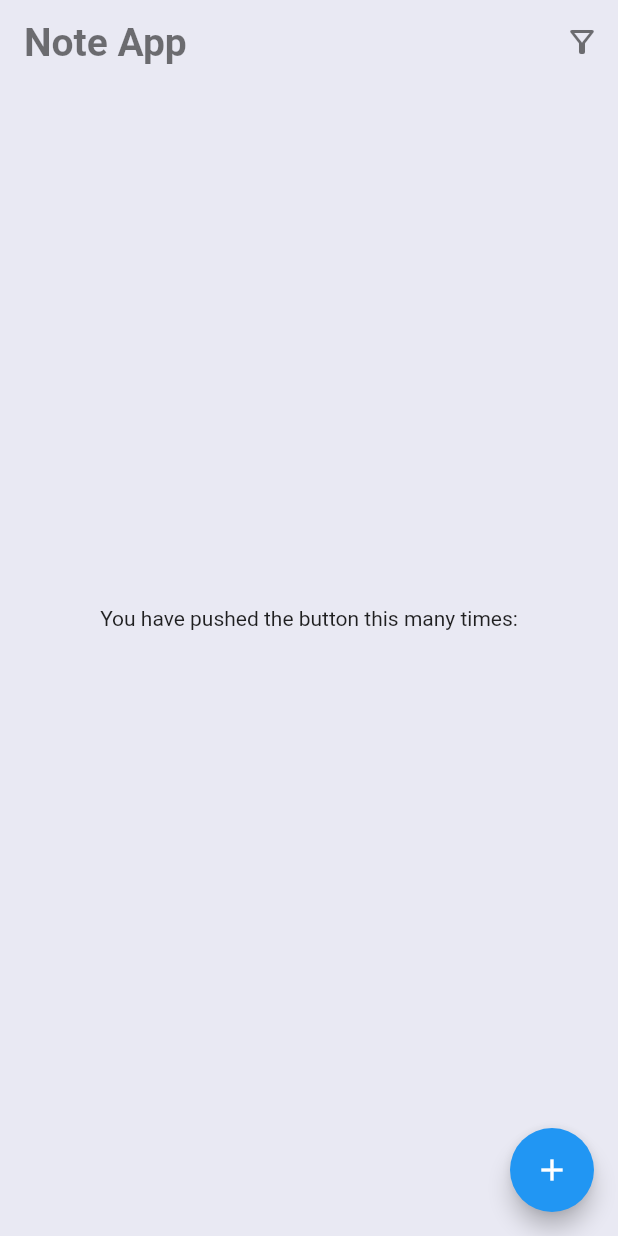
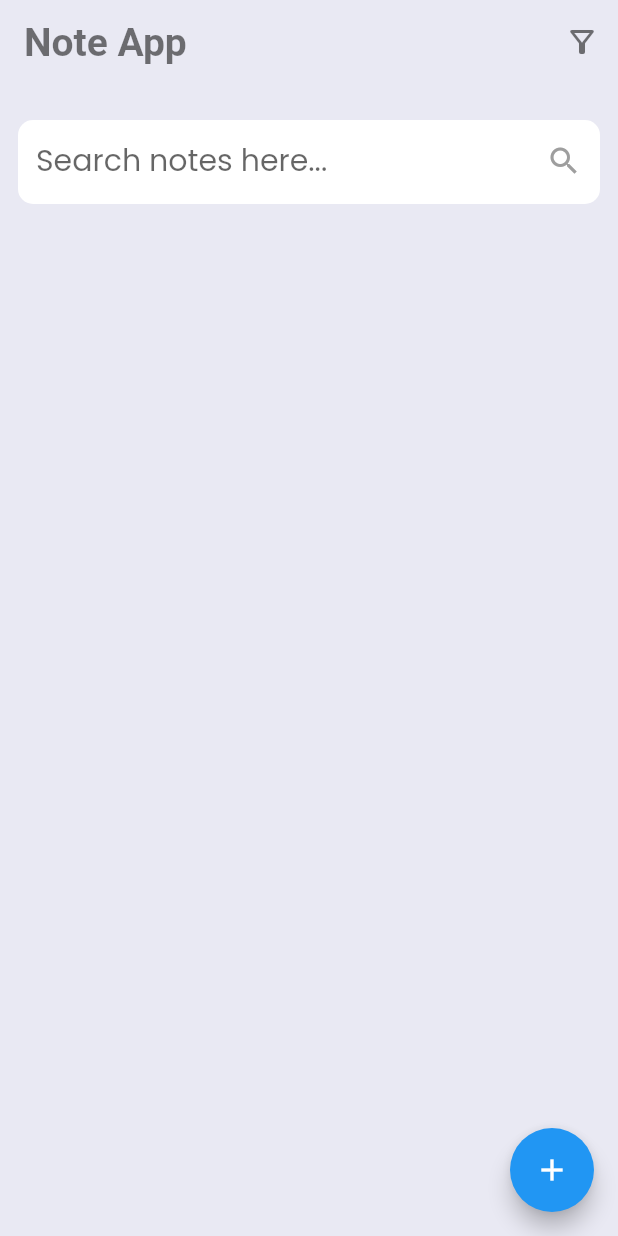
Before and after one commit to samirsamawade/note_app, a Flutter app: the screen it shows after launch, on a phone screen of 412 x 824 dp. Run offline on Flutter 3.47's test engine with Material 2 defaults, Android fonts, the phone set to English and light mode, and no system bars; our stand-ins replace google_fonts.

Commit message:
Search Widget

```diff
--- a/lib/screens/home.dart
+++ b/lib/screens/home.dart
@@ -1,5 +1,6 @@
 import 'package:flutter/material.dart';
 import 'package:flutter/services.dart';
+import 'package:google_fonts/google_fonts.dart';
 
 class HomeScreen extends StatefulWidget {
   const HomeScreen({Key? key}) : super(key: key);
@@ -12,7 +13,7 @@ class _HomeScreenState extends State<HomeScreen> {
   @override
   Widget build(BuildContext context) {
     return Scaffold(
-      extendBodyBehindAppBar: true,
+      extendBodyBehindAppBar: false,
       appBar: AppBar(
         title: Text(
           'Note App',
@@ -40,13 +41,33 @@ class _HomeScreenState extends State<HomeScreen> {
         ),
       ),
       body: Center(
-        child: Column(
-          mainAxisAlignment: MainAxisAlignment.center,
-          children: <Widget>[
-            const Text(
-              'You have pushed the button this many times:',
-            ),
-          ],
+        child: Padding(
+          padding: const EdgeInsets.all(12.0),
+          child: Column(
+            children: <Widget>[
+              Container(
+                margin: EdgeInsets.symmetric(vertical: 12),
+                width: double.infinity,
+                height: 56,
+                decoration: BoxDecoration(
+                  color: Colors.white,
+                  borderRadius: BorderRadius.circular(10),
+                ),
+                child: TextField(
+                  decoration: InputDecoration(
+                    border: InputBorder.none,
+                    hintStyle: GoogleFonts.poppins(fontSize: 20),
+                    hintText: 'Search notes here...',
+                    contentPadding: EdgeInsets.all(12),
+                    suffixIcon: Icon(
+                      Icons.search,
+                      color: Colors.grey,
+                    ),
+                  ),
+                ),
+              ),
+            ],
+          ),
         ),
       ),
       floatingActionButton: FloatingActionButton(
```
Also changed, not shown: pubspec.yaml (+4 -12 lines), pubspec.lock, 2 other files.
